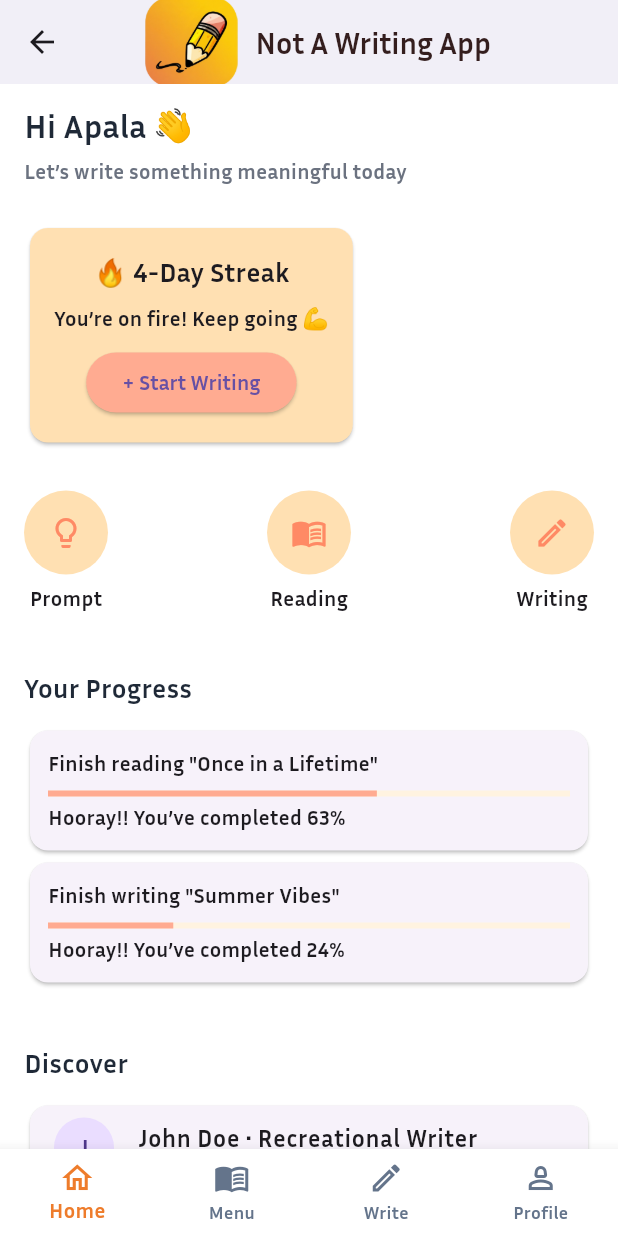
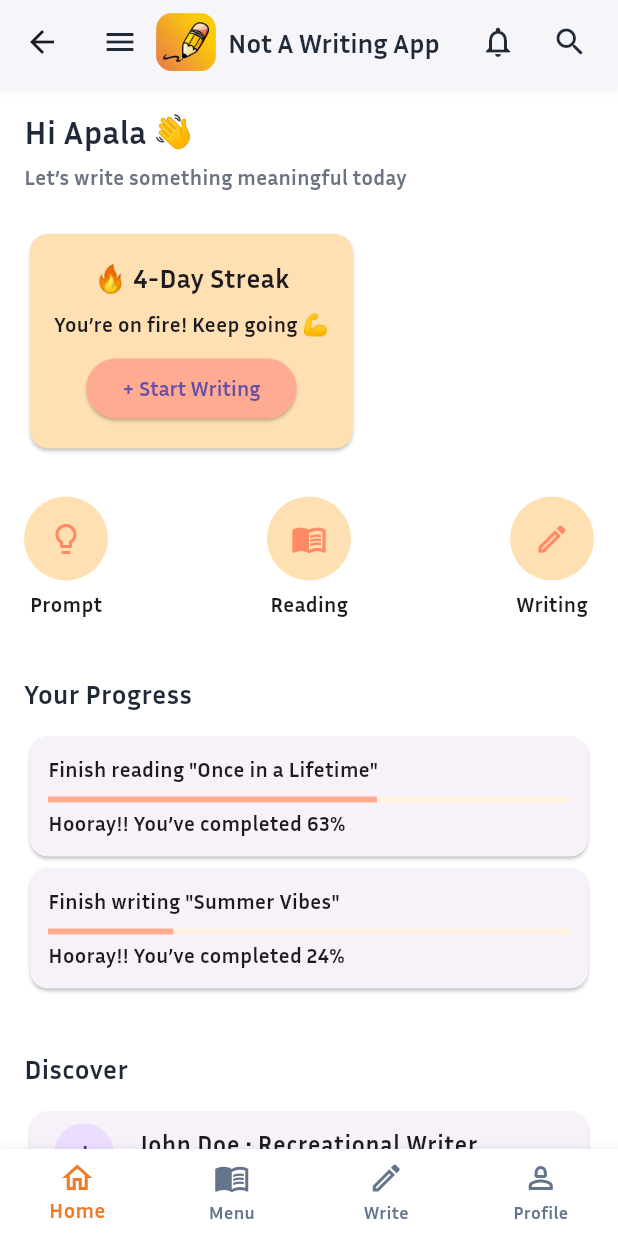
Before and after one commit to apala-1/not_a_writing_app, a Flutter app: the BottomNavigationScreen screen opened by its route, on a phone screen of 412 x 824 dp. Run offline on Flutter 3.47's test engine with Material 3 defaults, Android fonts, the phone set to English and light mode, and no system bars.

Commit message:
AppBar additional features

```diff
--- a/lib/screens/bottom_navigation_screen.dart
+++ b/lib/screens/bottom_navigation_screen.dart
@@ -24,9 +24,7 @@ class _BottomNavigationScreenState extends State<BottomNavigationScreen> {
   @override
   Widget build(BuildContext context) {
     return Scaffold(
-      appBar: AppBar(
-        title: const AppbarTitle(),
-      ),
+      appBar: const CustomAppBar(),
       body: lstBottomScreen[_selectedIndex],
       bottomNavigationBar: BottomNavigationBar(
         type: BottomNavigationBarType.fixed,
--- a/lib/widgets/appbar_title.dart
+++ b/lib/widgets/appbar_title.dart
@@ -1,27 +1,69 @@
 import 'package:flutter/material.dart';
+import '../theme/colors.dart';
 
-class AppbarTitle extends StatelessWidget {
-  const AppbarTitle({super.key});
+class CustomAppBar extends StatelessWidget implements PreferredSizeWidget {
+  const CustomAppBar({super.key});
 
   @override
   Widget build(BuildContext context) {
-    return Row(
-      mainAxisSize: MainAxisSize.min,
+    return AppBar(
+      backgroundColor: AppColors.background,
+      elevation: 1.5,
+      shadowColor: Colors.black12,
+      titleSpacing: 0,
+      title: Row(
         children: [
-        SizedBox(width: 12,),
-        Container(
-          height: 60,
+          // Menu icon
+          IconButton(
+            icon: const Icon(Icons.menu, color: AppColors.textPrimary),
+            onPressed: () {
+              // Open drawer or menu action
+            },
+          ),
+
+          // Logo
+          SizedBox(
+            height: 40,
+            width: 40,
             child: Image.asset(
               'assets/images/pencil.png',
               fit: BoxFit.contain,
             ),
           ),
-        SizedBox(width: 12,),
-        Text(
+
+          const SizedBox(width: 8),
+
+          // App name
+          const Text(
             'Not A Writing App',
+            style: TextStyle(
+              color: AppColors.textPrimary,
+              fontWeight: FontWeight.bold,
+              fontSize: 18,
+            ),
+          ),
+        ],
+      ),
 
+      // Right-side actions
+      actions: [
+        IconButton(
+          icon: const Icon(Icons.notifications_none, color: AppColors.textPrimary),
+          onPressed: () {
+            // Notification action
+          },
         ),
+        IconButton(
+          icon: const Icon(Icons.search, color: AppColors.textPrimary),
+          onPressed: () {
+            // Search action
+          },
+        ),
+        const SizedBox(width: 8),
       ],
     );
   }
+
+  @override
+  Size get preferredSize => const Size.fromHeight(60);
 }
```
Lines whose indentation alone changed are shown as unchanged.
